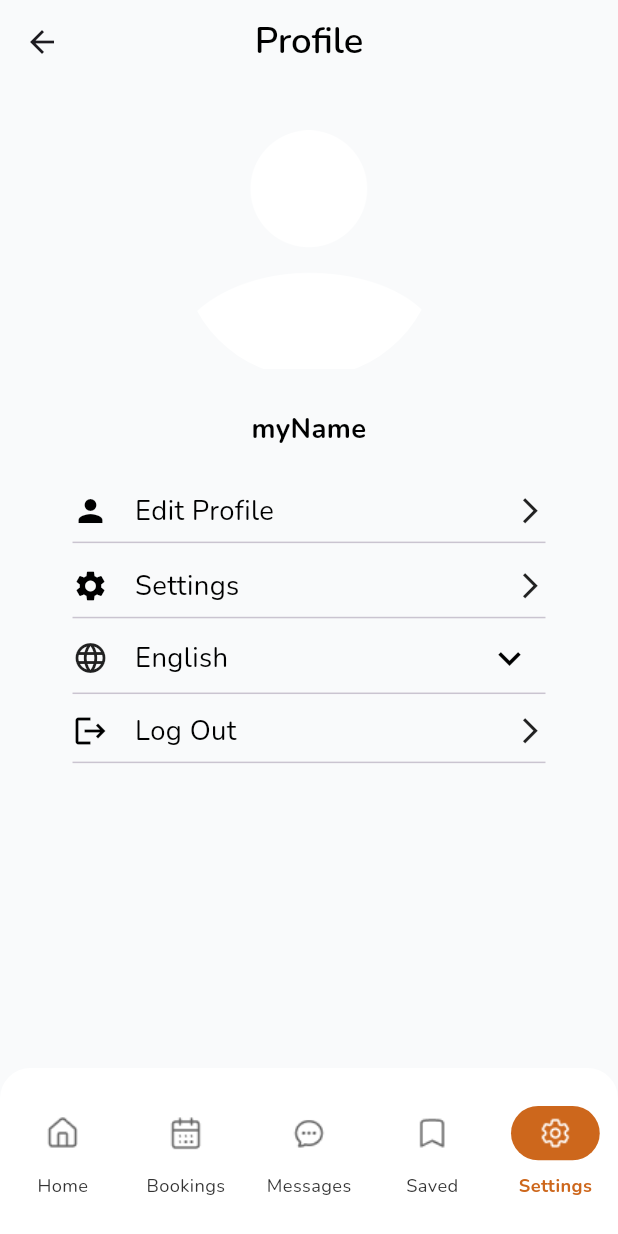
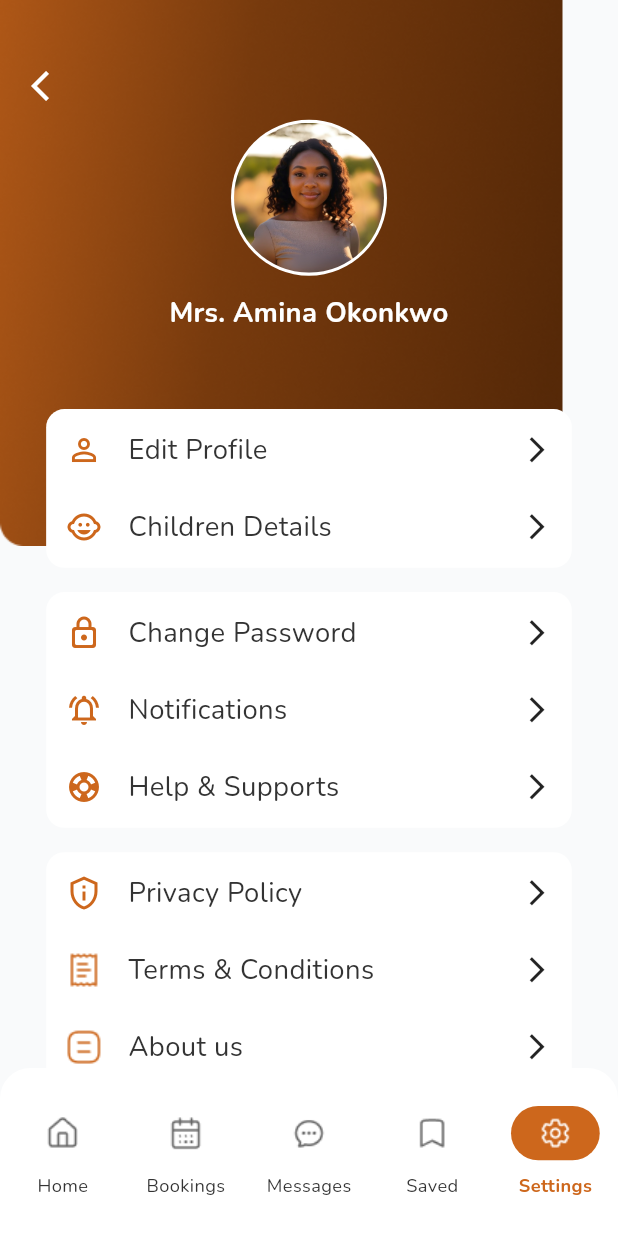
Before and after one commit to sparktechagency/Mother-Care, a Flutter app: the ProfileScreen screen opened by its route, on a phone screen of 412 x 824 dp. Run offline on Flutter 3.47's test engine with Material 3 defaults, Android fonts, the phone set to English and light mode, and no system bars; our stand-ins replace cached_network_image, carousel_slider, dio, dotted_border, flutter_dotenv, flutter_html and 11 more; accounts and stored records are empty; network calls fail.

Commit message:
complete complete profile screen

```diff
--- a/lib/component/other_widgets/item.dart
+++ b/lib/component/other_widgets/item.dart
@@ -10,11 +10,12 @@ class Item extends StatelessWidget {
       this.icon,
       required this.title,
       this.image = "",
+        this.iconColor=AppColors.primaryColor,
       this.disableDivider = false,
       this.onTap,
-      this.color = AppColors.black,
+      this.color = AppColors.titleColor,
       this.vertical = 4,
-      this.horizontal = 24,
+      this.horizontal = 0,
       this.disableIcon = false});
 
   final IconData? icon;
@@ -24,6 +25,7 @@ class Item extends StatelessWidget {
   final bool disableIcon;
   final VoidCallback? onTap;
   final Color color;
+  final Color iconColor;
   final double vertical;
   final double horizontal;
 
@@ -41,7 +43,7 @@ class Item extends StatelessWidget {
                 icon != null
                     ? Icon(
                         icon,
-                        color: color,
+                        color: iconColor,
                       )
                     : CommonImage(imageSrc: image),
                 CommonText(
@@ -60,7 +62,7 @@ class Item extends StatelessWidget {
                       )
               ],
             ),
-            disableDivider ? const SizedBox() : const Divider()
+
           ],
         ),
       ),
--- a/lib/features/another_screens/nunny_dettails/presentation/widgets/nunny_other_details.dart
+++ b/lib/features/another_screens/nunny_dettails/presentation/widgets/nunny_other_details.dart
@@ -141,7 +141,7 @@ class NunnyOtherDetails extends StatelessWidget {
                           child: CommonText(
                             fontWeight: FontWeight.w400,
                             fontSize: 14,
-                            text: AppString.about,
+                            text: "About",
                           ),
                         ),
 
--- a/lib/features/profile/presentation/screen/profile_screen.dart
+++ b/lib/features/profile/presentation/screen/profile_screen.dart
@@ -1,6 +1,9 @@
 import 'package:flutter/material.dart';
 import 'package:flutter_screenutil/flutter_screenutil.dart';
 import 'package:get/get.dart';
+import 'package:mother_care/features/profile/presentation/widgets/profile_all_item.dart';
+import 'package:mother_care/utils/constants/app_colors.dart';
+import 'package:mother_care/utils/extensions/extension.dart';
 import '../../../../config/route/app_routes.dart';
 import '../../../../component/bottom_nav_bar/common_bottom_bar.dart';
 import '../../../../component/image/common_image.dart';
@@ -18,94 +21,76 @@ class ProfileScreen extends StatelessWidget {
   @override
   Widget build(BuildContext context) {
     return Scaffold(
-      /// App Bar Section Starts here
-      appBar: AppBar(
-        centerTitle: true,
-        title: const CommonText(
-          text: AppString.profile,
-          fontWeight: FontWeight.w600,
-          fontSize: 24,
-        ),
-      ),
+
 
       /// Body Section Starts here
       body: GetBuilder<ProfileController>(
         builder: (controller) {
-          return Padding(
-            padding: EdgeInsets.symmetric(horizontal: 20.w, vertical: 24.h),
+          return SingleChildScrollView(
             child: Column(
               children: [
                 /// User Profile Image here
-                Center(
-                  child: CircleAvatar(
-                    radius: 85.sp,
-                    backgroundColor: Colors.transparent,
-                    child: const ClipOval(
-                      child: CommonImage(
-                        imageSrc: AppImages.profile,
-                        size: 170,
-                        defaultImage: AppImages.profile,
+
+                Stack(
+                  children: [
+                    CommonImage(imageSrc: AppImages.profileBg),
+
+                    Padding(
+                      padding:  EdgeInsets.symmetric(horizontal: 8.w),
+                      child: Column(
+                        crossAxisAlignment: CrossAxisAlignment.center,
+                        children: [
+
+                          45.height,
+                          Padding(
+                            padding: const EdgeInsets.only(left: 12),
+                            child: InkWell(
+                              onTap: (){
+                                Get.back();
+                              },
+                              child: Icon(
+                                  color: AppColors.white,
+                                  Icons.arrow_back_ios),
+                            ).start,
+                          ),
+
+                          10.height,
+
+                          Container(
+                            padding: EdgeInsets.all(2),
+                            decoration: BoxDecoration(
+                                color: AppColors.white,
+                                shape: BoxShape.circle
+                            ),
+                            child: ClipOval(
+                              child: CommonImage(
+                                  height: 100,
+                                  width: 100,
+
+                                  imageSrc: AppImages.female),
+                            ),
+                          ).center,
+
+                          CommonText(
+                              top: 12,
+                              fontSize: 18,
+                              color: AppColors.white,
+                              fontWeight: FontWeight.w700,
+                              text: "Mrs. Amina Okonkwo"),
+
+                          50.height,
+                          ProfileAllItem()
+                        ],
                       ),
-                    ),
-                  ),
+                    )
+                  ],
                 ),
 
-                /// User Name here
-                const CommonText(
-                  text: LocalStorageKeys.myName,
-                  fontSize: 18,
-                  fontWeight: FontWeight.w700,
-                  top: 20,
-                  bottom: 24,
-                ),
 
-                /// Edit Profile item here
-                Item(
-                  icon: Icons.person,
-                  title: AppString.editProfile,
-                  onTap: () => Get.toNamed(AppRoutes.editProfile),
-                ),
 
-                /// Setting item here
-                Item(
-                  icon: Icons.settings,
-                  title: AppString.settings,
-                  onTap: () => Get.toNamed(AppRoutes.setting),
-                ),
 
-                /// Language item here
-                Container(
-                  padding: EdgeInsets.symmetric(horizontal: 24.w),
-                  child: Column(
-                    children: [
-                      Row(
-                        children: [
-                          const Icon(Icons.language),
-                          CommonText(
-                            text: controller.selectedLanguage,
-                            fontWeight: FontWeight.w400,
-                            fontSize: 18,
-                            left: 16,
-                          ),
-                          const Spacer(),
-                          PopUpMenu(
-                            items: controller.languages,
-                            selectedItem: [controller.selectedLanguage],
-                            onTap: controller.selectLanguage,
-                          ),
-                        ],
-                      ),
-                      const Divider(),
-                    ],
-                  ),
-                ),
 
-                /// Log Out item here
-                Item(
-                  icon: Icons.logout,
-                  title: AppString.logOut,
-                  onTap: logOutPopUp,
-                ),
+
               ],
             ),
           );
--- /dev/null
+++ b/lib/features/profile/presentation/widgets/profile_all_item.dart
@@ -0,0 +1,171 @@
+import 'package:flutter/material.dart';
+import 'package:flutter_screenutil/flutter_screenutil.dart';
+import 'package:get/get.dart';
+import 'package:get/get_core/src/get_main.dart';
+import 'package:mother_care/utils/extensions/extension.dart';
+
+import '../../../../component/image/common_image.dart';
+import '../../../../component/other_widgets/item.dart';
+import '../../../../component/pop_up/common_pop_menu.dart';
+import '../../../../component/text/common_text.dart';
+import '../../../../config/route/app_routes.dart';
+import '../../../../utils/constants/app_colors.dart';
+import '../../../../utils/constants/app_images.dart';
+import '../../../../utils/constants/app_string.dart';
+
+class ProfileAllItem extends StatelessWidget {
+  const ProfileAllItem({super.key});
+
+  @override
+  Widget build(BuildContext context) {
+    return Column(
+      children: [
+
+        Container(
+          padding: EdgeInsets.symmetric(
+              vertical: 10.h,
+              horizontal: 12.w),
+          margin: EdgeInsets.symmetric(horizontal: 20.w),
+          decoration: BoxDecoration(
+              color: AppColors.white,
+              borderRadius: BorderRadius.circular(12.r)
+          ),
+          child: Column(
+            children: [
+              /// Edit Profile item here
+              Item(
+                iconColor: AppColors.primaryColor,
+                icon: Icons.person_outline_sharp,
+                title: AppString.editProfile,
+                onTap: () => Get.toNamed(AppRoutes.editProfile),
+              ),
+
+              17.height,
+              Item(
+                iconColor: AppColors.primaryColor,
+                icon: Icons.child_care_outlined,
+                title: AppString.childrenDetails,
+                onTap: () => Get.toNamed(AppRoutes.editProfile),
+              ),
+
+
+            ],
+          ),
+        ),
+
+        16.height,
+
+        Container(
+          padding: EdgeInsets.symmetric(
+              vertical: 10.h,
+              horizontal: 12.w),
+          margin: EdgeInsets.symmetric(horizontal: 20.w),
+          decoration: BoxDecoration(
+              color: AppColors.white,
+              borderRadius: BorderRadius.circular(12.r)
+          ),
+          child: Column(
+            children: [
+              /// Edit Profile item here
+              Item(
+                iconColor: AppColors.primaryColor,
+                icon: Icons.lock_outline_rounded,
+                title: AppString.changePassword,
+                onTap: () => Get.toNamed(AppRoutes.editProfile),
+              ),
+
+              17.height,
+              Item(
+                iconColor: AppColors.primaryColor,
+                icon: Icons.notifications_active_outlined,
+                title: AppString.notifications,
+                onTap: () => Get.toNamed(AppRoutes.editProfile),
+              ),
+
+              17.height,
+              Item(
+                iconColor: AppColors.primaryColor,
+                icon: Icons.support,
+                title: AppString.helpSupports,
+                onTap: () => Get.toNamed(AppRoutes.editProfile),
+              ),
+
+
+            ],
+          ),
+        ),
+
+
+        16.height,
+
+        Container(
+          padding: EdgeInsets.symmetric(
+              vertical: 10.h,
+              horizontal: 12.w),
+          margin: EdgeInsets.symmetric(horizontal: 20.w),
+          decoration: BoxDecoration(
+              color: AppColors.white,
+              borderRadius: BorderRadius.circular(12.r)
+          ),
+          child: Column(
+            children: [
+              /// Edit Profile item here
+              Item(
+                iconColor: AppColors.primaryColor,
+                icon: Icons.privacy_tip_outlined,
+                title: AppString.privacyPolicy,
+                onTap: () => Get.toNamed(AppRoutes.privacyPolicy),
+              ),
+
+              17.height,
+              Item(
+                iconColor: AppColors.primaryColor,
+                image: AppImages.privacyPolicy,
+                title: AppString.termsOfServices
+                ,
+                onTap: () => Get.toNamed(AppRoutes.editProfile),
+              ),
+
+              17.height,
+              Item(
+                iconColor: AppColors.primaryColor,
+                image: AppImages.aboutUs,
+                title: AppString.aboutUs,
+                onTap: () => Get.toNamed(AppRoutes.editProfile),
+              ),
+
+
+            ],
+          ),
+        ),
+
+        16.height,
+        Container(
+          padding: EdgeInsets.symmetric(
+              vertical: 10.h,
+              horizontal: 12.w),
+          margin: EdgeInsets.symmetric(horizontal: 20.w),
+          decoration: BoxDecoration(
+              color: AppColors.white,
+              borderRadius: BorderRadius.circular(12.r)
+          ),
+          child: Column(
+            children: [
+
+              Item(
+                iconColor: AppColors.primaryColor,
+                icon: Icons.logout,
+                title: AppString.logOut,
+                onTap: () => logOutPopUp,
+              ),
+
+
+            ],
+          ),
+        ),
+
+        30.height
+      ],
+    );
+  }
+}
--- a/lib/utils/constants/app_images.dart
+++ b/lib/utils/constants/app_images.dart
@@ -41,5 +41,7 @@ class AppImages {
   static const String gender= "$baseurl/gender.png";
   static const String dotedLine= "$baseurl/doted_line.png";
   static const String mother= "$baseurl/mother.jpg";
+  static const String aboutUs= "$baseurl/about_us.png";
+  static const String privacyPolicy= "$baseurl/privacy_policy.png";
 
 }
--- a/lib/utils/constants/app_string.dart
+++ b/lib/utils/constants/app_string.dart
@@ -81,11 +81,12 @@ class AppString {
   static const String searchForNanniesNearYou = "Search for nannies near you";
   static const String saveAndChanges = "Save and Changes";
   static const String editProfile = "Edit Profile";
+  static const String childrenDetails = "Children Details";
   static const String settings = "Settings";
   static const String logOut = "Log Out";
   static const String privacyPolicy = "Privacy Policy";
   static const String deleteAccount = "Delete account";
-  static const String termsOfServices = "Terms of Services";
+  static const String termsOfServices = "Terms & Conditions";
   static const String noInternetConnection = "No internet connection";
   static const String badResponseRequest = "Bad Response Request";
   static const String requestTimeOut = "Request Time Out";
@@ -136,7 +137,7 @@ class AppString {
   static const String reviews = "Reviews";
   static const String gallery = "Gallery";
   static const String availability = "Availability";
-  static const String about = "About";
+  static const String aboutUs = "About us";
   static const String experience = "Experience";
   static const String certifications = "Certifications";
   static const String servicesOffered = "Services Offered";
@@ -171,6 +172,7 @@ class AppString {
   static const String editBooking = "Edit Booking";
   static const String savedNanny = "Saved Nanny";
   static const String myBookings = "My Bookings";
+  static const String helpSupports = "Help & Supports";
   static const String iHaveRead = "I have read and agree to the";
   static const String anySpecialInstructionsOrRequirements = "Any Special Instructions or Requirements";
 }
```
Also changed, not shown: assets/images/about_us.png (added), assets/images/privacy_policy.png (added).
